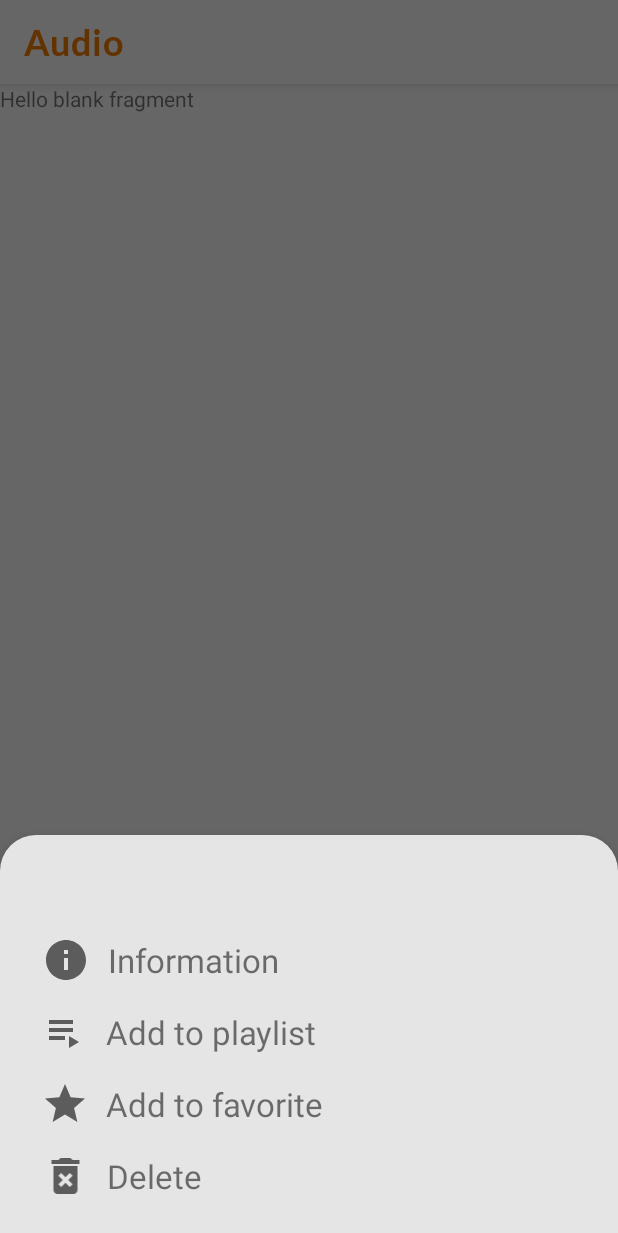
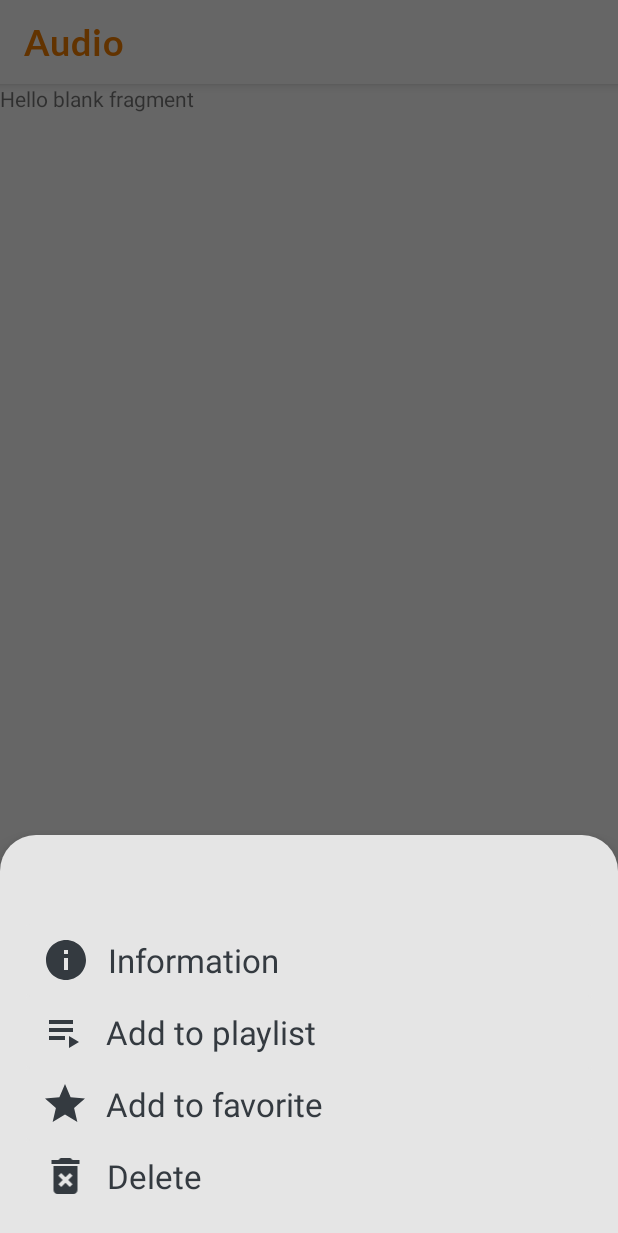
Before and after one commit to diasjakupov/MediaPlayer, an Android app: the fragment VideoInfoFragment placed in its activity, on a phone screen of 412 x 824 dp. Shown: the top 1233 px of the screen. Run offline under Robolectric (Android 15) with nearby library versions, the phone set to English and light mode, and no system bars; our stand-ins replace Dagger/Hilt's generated code, data binding, navigation-ui; Roboto replaces fonts that are not available here; 2 statements that could not run were skipped.

Commit message:
commit 9: change the appearance of search and close btn

```diff
--- a/app/src/main/java/com/example/mediaplayer/data/providers/VideoProvider.kt
+++ b/app/src/main/java/com/example/mediaplayer/data/providers/VideoProvider.kt
@@ -34,7 +34,6 @@ class VideoProvider @Inject constructor(
         return arrayOf(
             MediaStore.Video.Media._ID,
             MediaStore.Video.Media.DISPLAY_NAME,
-            MediaStore.Video.Media.DURATION,
             MediaStore.Video.Media.SIZE
         )
     }
--- a/app/src/main/res/layout/fragment_video_info.xml
+++ b/app/src/main/res/layout/fragment_video_info.xml
@@ -1,13 +1,16 @@
 <?xml version="1.0" encoding="utf-8"?>
-<layout>
+<layout xmlns:android="http://schemas.android.com/apk/res/android"
+    xmlns:tools="http://schemas.android.com/tools"
+    xmlns:app="http://schemas.android.com/apk/res-auto">
+
     <data>
+
         <variable
             name="video"
             type="com.example.mediaplayer.data.models.Video" />
     </data>
-<androidx.constraintlayout.widget.ConstraintLayout xmlns:android="http://schemas.android.com/apk/res/android"
-    xmlns:app="http://schemas.android.com/apk/res-auto"
-    xmlns:tools="http://schemas.android.com/tools"
+
+    <androidx.constraintlayout.widget.ConstraintLayout
         android:layout_width="match_parent"
         android:layout_height="wrap_content"
         android:theme="@style/CustomBottomSheetDialog"
@@ -20,16 +23,19 @@
 
         <TextView
             android:id="@+id/textView2"
-        android:layout_width="wrap_content"
+            android:layout_width="0dp"
             android:layout_height="wrap_content"
-        android:layout_marginStart="24dp"
+            android:layout_marginStart="16dp"
             android:layout_marginTop="16dp"
+            android:layout_marginEnd="16dp"
             android:fontFamily="@font/cantora_one"
+            android:text="@{video.name}"
+            android:textAlignment="viewStart"
             android:textColor="@color/orange"
             android:textSize="20sp"
+            app:layout_constraintEnd_toEndOf="parent"
             app:layout_constraintStart_toStartOf="parent"
-        app:layout_constraintTop_toTopOf="parent"
-        android:text="@{video.name}" />
+            app:layout_constraintTop_toTopOf="parent" />
 
         <LinearLayout
             android:layout_width="0dp"
@@ -37,8 +43,8 @@
             android:layout_marginStart="16dp"
             android:layout_marginTop="16dp"
             android:layout_marginEnd="16dp"
+            android:orientation="vertical"
             android:paddingBottom="16dp"
-        android:orientation="vertical"
             app:layout_constraintBottom_toBottomOf="parent"
             app:layout_constraintEnd_toEndOf="parent"
             app:layout_constraintStart_toStartOf="parent"
@@ -46,11 +52,11 @@
 
             <LinearLayout
                 android:id="@+id/videoInformation"
-            android:background="@drawable/button_info_click"
-            android:padding="8dp"
                 android:layout_width="match_parent"
                 android:layout_height="wrap_content"
-            android:orientation="horizontal">
+                android:background="@drawable/button_info_click"
+                android:orientation="horizontal"
+                android:padding="8dp">
 
                 <ImageView
                     android:id="@+id/imageView2"
@@ -60,7 +66,8 @@
                     android:layout_marginTop="0dp"
                     android:layout_marginEnd="8dp"
                     android:layout_weight="0.04"
-                android:src="@drawable/ic_info" />
+                    android:src="@drawable/ic_info"
+                    app:tint="@color/itemVideoInfoColor" />
 
                 <TextView
                     android:id="@+id/textView4"
@@ -70,6 +77,7 @@
                     android:layout_weight="1"
                     android:gravity="center_vertical"
                     android:text="Information"
+                    android:textColor="@color/itemVideoInfoColor"
                     android:textSize="22sp" />
             </LinearLayout>
 
@@ -78,8 +86,8 @@
                 android:layout_width="match_parent"
                 android:layout_height="wrap_content"
                 android:background="@drawable/button_info_click"
-            android:padding="8dp"
-            android:orientation="horizontal">
+                android:orientation="horizontal"
+                android:padding="8dp">
 
                 <ImageView
                     android:id="@+id/imageView4"
@@ -89,8 +97,8 @@
                     android:layout_marginTop="0dp"
                     android:layout_marginEnd="8dp"
                     android:layout_weight="0.04"
-
-                android:src="@drawable/ic_playlist_play" />
+                    android:src="@drawable/ic_playlist_play"
+                    app:tint="@color/itemVideoInfoColor" />
 
                 <TextView
                     android:id="@+id/textView6"
@@ -100,6 +108,7 @@
                     android:layout_weight="1"
                     android:gravity="center_vertical"
                     android:text="Add to playlist"
+                    android:textColor="@color/itemVideoInfoColor"
                     android:textSize="22sp" />
             </LinearLayout>
 
@@ -108,8 +117,8 @@
                 android:layout_width="match_parent"
                 android:layout_height="wrap_content"
                 android:background="@drawable/button_info_click"
-            android:padding="8dp"
-            android:orientation="horizontal">
+                android:orientation="horizontal"
+                android:padding="8dp">
 
                 <ImageView
                     android:id="@+id/imageView5"
@@ -119,8 +128,8 @@
                     android:layout_marginTop="0dp"
                     android:layout_marginEnd="8dp"
                     android:layout_weight="0.04"
-
-                android:src="@drawable/ic_favorite" />
+                    android:src="@drawable/ic_favorite"
+                    app:tint="@color/itemVideoInfoColor" />
 
                 <TextView
                     android:id="@+id/textView7"
@@ -130,6 +139,7 @@
                     android:layout_weight="1"
                     android:gravity="center_vertical"
                     android:text="Add to favorite"
+                    android:textColor="@color/itemVideoInfoColor"
                     android:textSize="22sp" />
             </LinearLayout>
 
@@ -138,8 +148,8 @@
                 android:layout_width="match_parent"
                 android:layout_height="wrap_content"
                 android:background="@drawable/button_info_click"
-            android:padding="8dp"
-            android:orientation="horizontal">
+                android:orientation="horizontal"
+                android:padding="8dp">
 
                 <ImageView
                     android:id="@+id/imageView3"
@@ -150,7 +160,8 @@
                     android:layout_marginEnd="8dp"
                     android:layout_weight="0.03"
                     android:foregroundGravity="left"
-                android:src="@drawable/ic_delete" />
+                    android:src="@drawable/ic_delete"
+                    app:tint="@color/itemVideoInfoColor" />
 
                 <TextView
                     android:id="@+id/textView5"
@@ -160,6 +171,7 @@
                     android:layout_weight="1"
                     android:gravity="center_vertical"
                     android:text="Delete"
+                    android:textColor="@color/itemVideoInfoColor"
                     android:textSize="22sp" />
             </LinearLayout>
 
--- a/app/src/main/res/menu/video_list_toolbar_menu.xml
+++ b/app/src/main/res/menu/video_list_toolbar_menu.xml
@@ -8,6 +8,5 @@
         android:iconTint="@color/white"
         tools:targetApi="o"
         app:actionViewClass="androidx.appcompat.widget.SearchView"
-        android:id="@+id/videoListSearch"
-        android:icon="@drawable/ic_search" />
+        android:id="@+id/videoListSearch"/>
 </menu>
--- a/app/src/main/res/values/colors.xml
+++ b/app/src/main/res/values/colors.xml
@@ -23,4 +23,7 @@
     <color name="rippleColor">@color/orange</color>
     <color name="bottomNavItemChecked">@color/orange</color>
     <color name="bottomNavItemColor">@color/darkGrey</color>
+    <color name="itemVideoInfoColor">@color/darkGrey</color>
+    <color name="editTextColor">@color/black</color>
+    <color name="searchIconColor">@color/darkGrey</color>
 </resources>
--- a/app/src/main/res/values/themes.xml
+++ b/app/src/main/res/values/themes.xml
@@ -13,6 +13,8 @@
         <item name="android:statusBarColor" tools:targetApi="l">?attr/colorPrimaryVariant</item>
         <!-- Customize your theme here. -->
         <item name="bottomNavigationStyle">@style/customBottomNav</item>
+        <item name="android:editTextColor">@color/editTextColor</item>
+        <item name="android:textColorHint">@color/placeholder</item>
     </style>
 
 
```
Also changed, not shown: app/src/main/java/com/example/mediaplayer/data/repository/Repository.kt (+5 -3 lines), app/src/main/java/com/example/mediaplayer/ui/adapters/VideoListAdapter.kt (+5 -6 lines), app/src/main/java/com/example/mediaplayer/ui/fragments/videoList/VideoListFragment.kt (+30 -11 lines), app/src/main/res/drawable/ic_close.xml (added, +10 -0 lines). Lines whose indentation alone changed are shown as unchanged.
